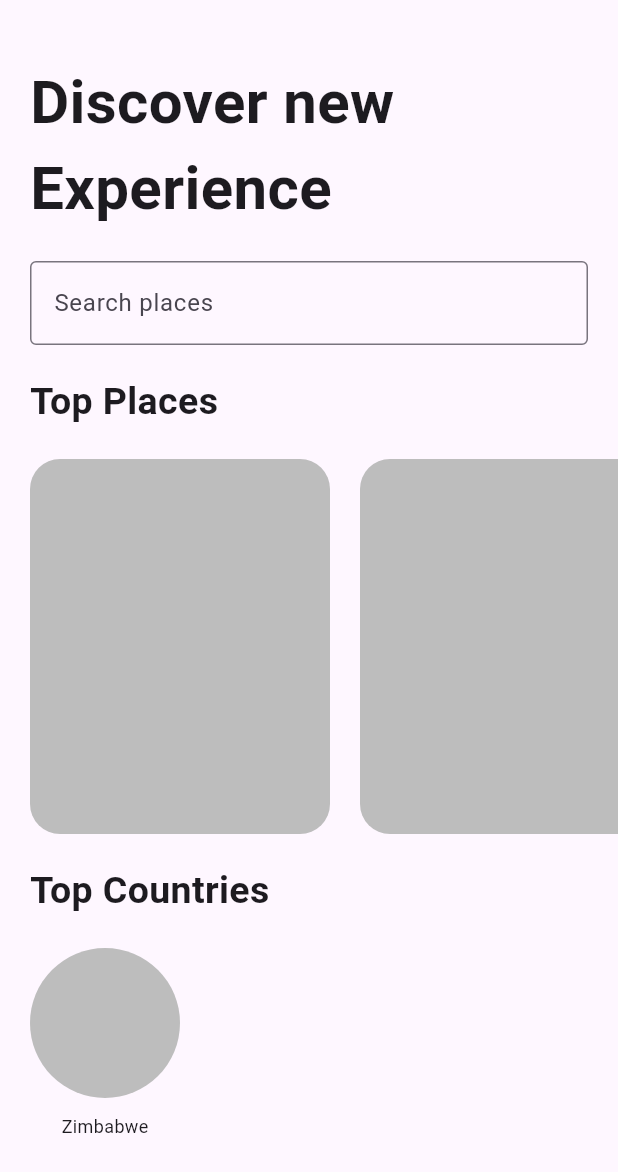
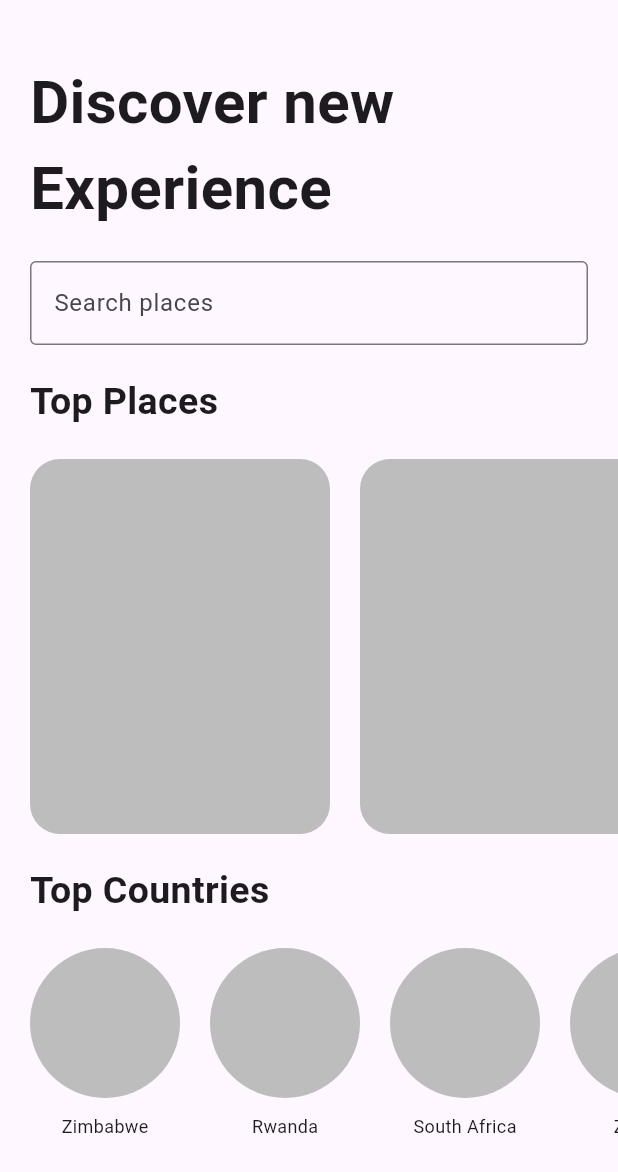
Before and after one commit to tinashemahwenda/travol-app, a Flutter app: the screen it shows after launch, on a phone screen of 412 x 824 dp. Shown: the top 1172 px of the screen. Run offline on Flutter 3.47's test engine with Material 3 defaults, Android fonts, the phone set to English and light mode, and no system bars.

Commit message:
Refined countries bubble to be dynamic

```diff
--- a/lib/screens/homepage.dart
+++ b/lib/screens/homepage.dart
@@ -1,4 +1,5 @@
 import 'package:flutter/material.dart';
+import 'package:travol_app/widgets/countriesBubble.dart';
 import 'package:travol_app/widgets/textHeader.dart';
 
 class HomePage extends StatelessWidget {
@@ -92,28 +93,25 @@ class HomePage extends StatelessWidget {
           SubHeading(
             title: 'Top Countries',
           ),
-          Padding(
-            padding: const EdgeInsets.fromLTRB(20.0, 0, 10, 0),
-            child: Column(
-              crossAxisAlignment: CrossAxisAlignment.center,
+          SingleChildScrollView(
+            scrollDirection: Axis.horizontal,
+            child: Row(
               children: [
-                Container(
-                  width: 100,
-                  height: 100,
-                  decoration: BoxDecoration(
-                    color: Colors.grey[400],
-                    borderRadius: BorderRadius.circular(50),
-                  ),
+                CountriesBubble(
+                  country_name: 'Zimbabwe',
                 ),
-                SizedBox(
-                  height: 10,
+                CountriesBubble(
+                  country_name: 'Rwanda',
                 ),
-                Text(
-                  'Zimbabwe',
-                  style: TextStyle(
-                    fontSize: 12,
-                  ),
-                )
+                CountriesBubble(
+                  country_name: 'South Africa',
+                ),
+                CountriesBubble(
+                  country_name: 'Zambia',
+                ),
+                CountriesBubble(
+                  country_name: 'Namibia',
+                ),
               ],
             ),
           )
--- a/lib/widgets/countriesBubble.dart
+++ b/lib/widgets/countriesBubble.dart
@@ -1,12 +1,13 @@
 import 'package:flutter/material.dart';
 
 class CountriesBubble extends StatelessWidget {
-  const CountriesBubble({super.key});
+  final String country_name;
+  const CountriesBubble({super.key, required this.country_name});
 
   @override
   Widget build(BuildContext context) {
     return Padding(
-      padding: const EdgeInsets.fromLTRB(20.0, 0, 10, 0),
+      padding: const EdgeInsets.fromLTRB(20.0, 0, 0, 0),
       child: Column(
         crossAxisAlignment: CrossAxisAlignment.center,
         children: [
@@ -22,7 +23,7 @@ class CountriesBubble extends StatelessWidget {
             height: 10,
           ),
           Text(
-            'Zimbabwe',
+            country_name,
             style: TextStyle(
               fontSize: 12,
             ),
```
